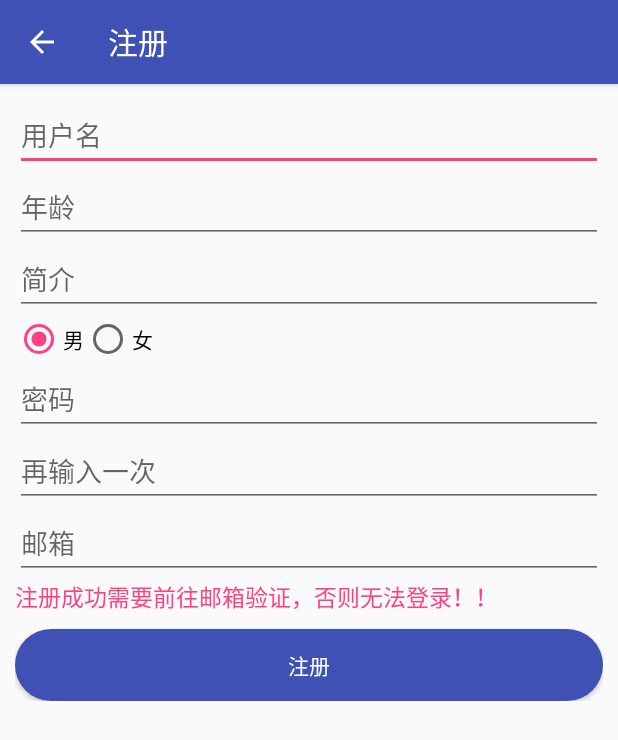
After one commit to yichengyang/SmartBulter, an Android app: the RegisteredActivity screen opened directly, with no data from a screen before it, on a phone screen of 412 x 824 dp. The commit adds this screen. Shown: the top 740 px of the screen. Run offline under Robolectric (Android 15) with nearby library versions, the phone set to English and light mode, and no system bars; libraries missing offline, so code that uses them is left out: cn.bmob.v3; Roboto replaces fonts that are not available here.

Commit message:
用户注册功能，Bmob使用

```diff
--- a/app/build.gradle
+++ b/app/build.gradle
@@ -36,6 +36,8 @@ dependencies {
     compile 'com.tencent.bugly:crashreport:latest.release'
     //其中latest.release指代最新Bugly NDK版本号，也可以指定明确的版本号，例如3.0
     compile 'com.tencent.bugly:nativecrashreport:latest.release'
+    //Bomb
+    compile 'cn.bmob.android:bmob-sdk:3.5.5'
 
 
 }
--- a/app/src/main/java/com/example/fiver/smart_butler/application/BaseApplication.java
+++ b/app/src/main/java/com/example/fiver/smart_butler/application/BaseApplication.java
@@ -4,6 +4,8 @@ import android.app.Application;
 
 import com.example.fiver.smart_butler.utils.StaticClass;
 import com.tencent.bugly.crashreport.CrashReport;
+
+import cn.bmob.v3.Bmob;
 
 /**
  * Created by yang on 17/6/27.
@@ -15,5 +17,7 @@ public class BaseApplication extends Application{
         super.onCreate();
         //初始化Bugly
         CrashReport.initCrashReport(getApplicationContext(), StaticClass.BUGLY_APP_ID, true);
+        //初始化Bomb
+        Bmob.initialize(this, StaticClass.BOMB_APP_ID);
     }
 }
--- /dev/null
+++ b/app/src/main/java/com/example/fiver/smart_butler/ui/RegisteredActivity.java
@@ -0,0 +1,128 @@
+package com.example.fiver.smart_butler.ui;
+/*
+ *  项目名:  Smart_Butler
+ *  包名:  com.example.fiver.smart_butler.ui
+ *  文件名:  RegisteredActivity
+ *  创建者:  YYC
+ *  创建时间:  17/6/29 上午8:47
+ *  描述:  注册
+ */
+
+import android.os.Bundle;
+import android.support.annotation.Nullable;
+import android.text.TextUtils;
+import android.view.View;
+import android.widget.Button;
+import android.widget.EditText;
+import android.widget.RadioGroup;
+import android.widget.Toast;
+
+import com.example.fiver.smart_butler.R;
+import com.example.fiver.smart_butler.entity.MyUser;
+
+import cn.bmob.v3.exception.BmobException;
+import cn.bmob.v3.listener.SaveListener;
+
+public class RegisteredActivity extends BaseActivity implements View.OnClickListener {
+    private EditText et_user;
+    private EditText et_age;
+    private EditText et_desc;
+    private RadioGroup mRadioGroup;
+    private EditText et_password;
+    private EditText et_password_again;
+    private EditText et_email;
+    private Button btnRegistering;
+    //性别
+    private boolean isGender = true;
+
+    @Override
+    protected void onCreate(Bundle savedInstanceState) {
+        super.onCreate(savedInstanceState);
+        setContentView(R.layout.activity_registered);
+        initView();
+    }
+
+    private void initView() {
+        et_user = (EditText) findViewById(R.id.et_user);
+        et_age = (EditText) findViewById(R.id.et_age);
+        et_desc = (EditText) findViewById(R.id.et_desc);
+        mRadioGroup = (RadioGroup) findViewById(R.id.mRadioGroup);
+        et_password = (EditText) findViewById(R.id.et_password);
+        et_password_again = (EditText) findViewById(R.id.et_password_again);
+        et_email = (EditText) findViewById(R.id.et_email);
+        btnRegistering = (Button) findViewById(R.id.btnRegistering);
+        btnRegistering.setOnClickListener(this);
+    }
+
+    @Override
+    public void onClick(View v) {
+        switch (v.getId()) {
+            case R.id.btnRegistering:
+                //获取输入框的值
+                //trim()去空格
+                String name = et_user.getText().toString().trim();
+                String age = et_age.getText().toString().trim();
+                String desc = et_desc.getText().toString().trim();
+                String password = et_password.getText().toString().trim();
+                String password_again = et_password_again.getText().toString().trim();
+                String email = et_email.getText().toString().trim();
+
+                //判断是否为空
+                if (!TextUtils.isEmpty(name) & !TextUtils.isEmpty(age) &
+                        !TextUtils.isEmpty(password) &
+                        !TextUtils.isEmpty(password_again) &
+                        !TextUtils.isEmpty(email)) {
+                    //判断两次输入的密码是否相同
+                    if (password.equals(password_again)) {
+
+                        //先判断下性别
+                        mRadioGroup.setOnCheckedChangeListener(new RadioGroup.OnCheckedChangeListener() {
+                            @Override
+                            public void onCheckedChanged(RadioGroup group, int checkedId) {
+                                if (checkedId == R.id.rb_boy) {
+                                    isGender = true;
+                                } else if (checkedId == R.id.rb_girl) {
+                                    isGender = false;
+                                }
+                            }
+                        });
+                        //判断简介是否为空
+                        if (TextUtils.isEmpty(desc)) {
+                            desc = "这个人很懒什么都没有留下～";
+                        }
+                        //注册
+                        MyUser user = new MyUser();
+                        user.setUsername(name);
+                        user.setPassword(password);
+                        user.setEmail(email);
+                        user.setAge(Integer.parseInt(age));
+                        user.setSex(isGender);
+                        user.setDesc(desc);
+
+                        user.signUp(new SaveListener<MyUser>() {
+                            @Override
+                            public void done(MyUser myUser, BmobException e) {
+                                if(e==null){
+                                    Toast.makeText(RegisteredActivity.this,"注册成功",Toast.LENGTH_SHORT).show();
+                                    finish();
+                                }else{
+                                    Toast.makeText(RegisteredActivity.this,"注册失败"+e.toString(),Toast.LENGTH_SHORT).show();
+                                }
+                            }
+                        });
+
+                    } else {
+                        Toast.makeText(this, "两次密码输入不同", Toast.LENGTH_SHORT).show();
+
+                    }
+
+
+                } else {
+                    Toast.makeText(this, "输入框不能为空", Toast.LENGTH_SHORT).show();
+                }
+
+                break;
+        }
+
+    }
+}
--- a/app/src/main/java/com/example/fiver/smart_butler/ui/SplashActivity.java
+++ b/app/src/main/java/com/example/fiver/smart_butler/ui/SplashActivity.java
@@ -42,7 +42,7 @@ public class SplashActivity extends AppCompatActivity{
                     if (isFirst()){
                         startActivity(new Intent(SplashActivity.this,GuideActivity.class));
                     }else{
-                        startActivity(new Intent(SplashActivity.this, GuideActivity.class));
+                        startActivity(new Intent(SplashActivity.this, LoginActivity.class));
                     }
                     finish();
             }
--- a/app/src/main/java/com/example/fiver/smart_butler/utils/StaticClass.java
+++ b/app/src/main/java/com/example/fiver/smart_butler/utils/StaticClass.java
@@ -15,4 +15,6 @@ public class StaticClass {
     public static final String SHARE_IS_First = "isFirst";
     //Bugly key
     public static final String BUGLY_APP_ID = "79121fd519";
+    //Bomb key
+    public static final String BOMB_APP_ID="9f4566de560ce6091b329f8cf6e92b13";
 }
--- /dev/null
+++ b/app/src/main/res/layout/activity_registered.xml
@@ -0,0 +1,87 @@
+<?xml version="1.0" encoding="utf-8"?>
+<LinearLayout xmlns:android="http://schemas.android.com/apk/res/android"
+    android:layout_width="match_parent"
+    android:layout_height="match_parent"
+    android:orientation="vertical">
+    <LinearLayout
+        android:orientation="vertical"
+        android:padding="10dp"
+        android:layout_width="match_parent"
+        android:layout_height="wrap_content">
+
+    <EditText
+        android:id="@+id/et_user"
+        android:layout_width="match_parent"
+        android:layout_height="wrap_content"
+        android:hint="用户名" />
+
+    <EditText
+        android:id="@+id/et_age"
+        android:layout_width="match_parent"
+        android:layout_height="wrap_content"
+        android:hint="年龄" />
+
+    <EditText
+        android:id="@+id/et_desc"
+        android:layout_width="match_parent"
+        android:layout_height="wrap_content"
+        android:hint="简介" />
+
+    <RadioGroup
+        android:id="@+id/mRadioGroup"
+        android:layout_width="match_parent"
+        android:layout_height="wrap_content"
+        android:orientation="horizontal">
+
+        <RadioButton
+            android:id="@+id/rb_boy"
+            android:checked="true"
+            android:layout_width="wrap_content"
+            android:layout_height="wrap_content"
+            android:text="男" />
+
+        <RadioButton
+            android:id="@+id/rb_girl"
+            android:layout_width="wrap_content"
+            android:layout_height="wrap_content"
+            android:text="女" />
+    </RadioGroup>
+
+    <EditText
+        android:inputType="numberPassword"
+        android:id="@+id/et_password"
+        android:layout_width="match_parent"
+        android:layout_height="wrap_content"
+        android:hint="密码" />
+
+    <EditText
+        android:inputType="numberPassword"
+        android:id="@+id/et_password_again"
+        android:layout_width="match_parent"
+        android:layout_height="wrap_content"
+        android:hint="再输入一次" />
+
+    <EditText
+        android:id="@+id/et_email"
+        android:layout_width="match_parent"
+        android:layout_height="wrap_content"
+        android:hint="邮箱" />
+    <TextView
+        android:layout_width="match_parent"
+        android:layout_height="wrap_content"
+        android:text="注册成功需要前往邮箱验证，否则无法登录！！"
+        android:textColor="@color/colorAccent"
+        android:textSize="15dp"/>
+
+
+    <Button
+        android:id="@+id/btnRegistering"
+        android:layout_marginTop="10dp"
+        android:layout_width="match_parent"
+        android:layout_height="wrap_content"
+        android:background="@drawable/button_bg"
+        android:textColor="#fff"
+        android:text="注册" />
+    </LinearLayout>
+
+</LinearLayout>
--- a/build.gradle
+++ b/build.gradle
@@ -15,6 +15,8 @@ buildscript {
 allprojects {
     repositories {
         jcenter()
+        //Bmob的maven仓库地址--必填
+        maven { url "https://raw.github.com/bmob/bmob-android-sdk/master" }
     }
 }
 
```
Also changed, not shown: app/src/main/AndroidManifest.xml (+24 -7 lines), app/src/main/java/com/example/fiver/smart_butler/entity/MyUser.java (added, +43 -0 lines), app/src/main/java/com/example/fiver/smart_butler/ui/LoginActivity.java (added, +42 -0 lines), app/src/main/res/layout/activity_login.xml (added, +59 -0 lines), app/src/main/java/com/example/fiver/smart_butler/MainActivity.java (line endings or trailing spaces).
